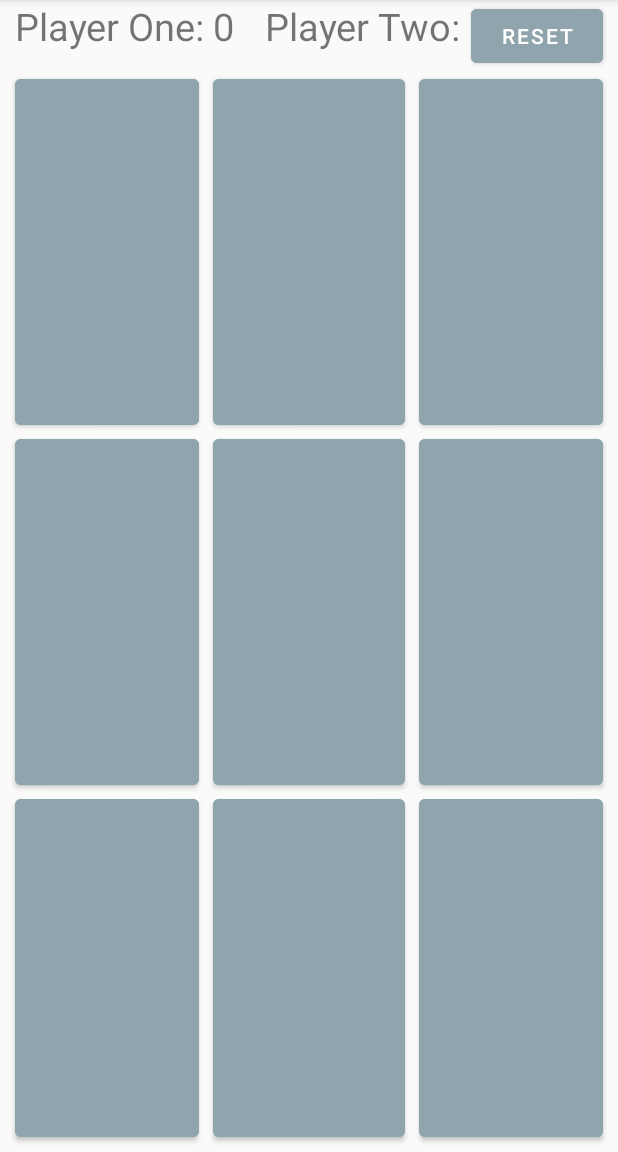
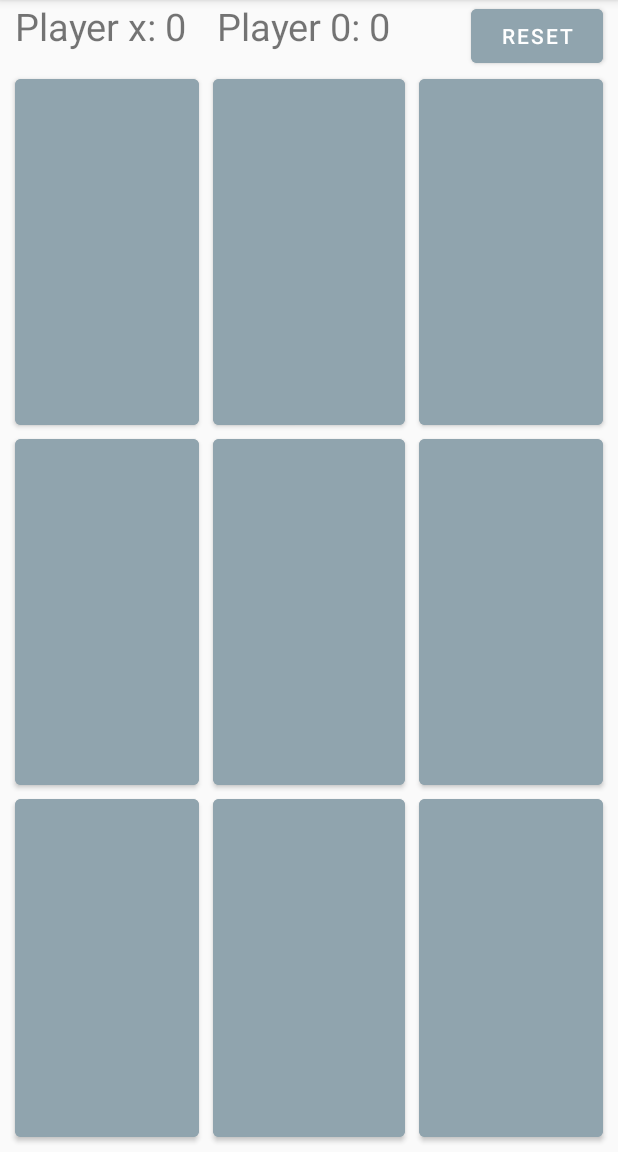
Before and after one commit to Brav9/TicTacToeMVPApp, an Android app: the screen it shows after launch (MainActivity), after a tap on "RESET", on a phone screen of 412 x 824 dp, the part 84-1236 px from its top. Run offline under Robolectric (Android 15) with nearby library versions, the phone set to English and light mode, and no system bars.

```diff
--- /dev/null
+++ b/app/src/main/java/com/hfad/tictactoemvpapp/IContract.java
@@ -0,0 +1,19 @@
+package com.hfad.tictactoemvpapp;
+
+public interface IContract {
+
+    interface IView {
+
+        void  getIDNumber(int someButton);
+    }
+
+    interface IPresenter {
+        void someButtonWasClicked();
+    }
+
+    interface IModel {
+        int getIDButton(int resID);
+
+        void getIDNumber();
+    }
+}
--- a/app/src/main/java/com/hfad/tictactoemvpapp/MainActivity.java
+++ b/app/src/main/java/com/hfad/tictactoemvpapp/MainActivity.java
@@ -10,7 +10,9 @@ import android.widget.Button;
 import android.widget.TextView;
 import android.widget.Toast;
 
-public class MainActivity extends AppCompatActivity implements View.OnClickListener {
+public class MainActivity extends AppCompatActivity implements View.OnClickListener, IContract.IView {
+
+    IContract.IPresenter myMVPPresenter;
 
     private final Button[][] buttons = new Button[3][3];
 
@@ -31,6 +33,9 @@ public class MainActivity extends AppCompatActivity implements View.OnClickListe
 
         textViewPlayer1 = findViewById(R.id.tvPlayer1);
         textViewPlayer2 = findViewById(R.id.tvPlayer2);
+        Button buttonReset = findViewById(R.id.btnReset);
+
+        myMVPPresenter =new Presenter(this);
 
         for (int i = 0; i < 3; i++) {
             for (int j = 0; j < 3; j++) {
@@ -40,7 +45,7 @@ public class MainActivity extends AppCompatActivity implements View.OnClickListe
                 buttons[i][j].setOnClickListener(this);
             }
         }
-        Button buttonReset = findViewById(R.id.btnReset);
+
         buttonReset.setOnClickListener(new View.OnClickListener() {
             @Override
             public void onClick(View view) {
@@ -110,14 +115,14 @@ public class MainActivity extends AppCompatActivity implements View.OnClickListe
 
     private void player1Wins() {
         player1Points++;
-        Toast.makeText(this, "Player One wins!", Toast.LENGTH_SHORT).show();
+        Toast.makeText(this, "Player x wins!", Toast.LENGTH_SHORT).show();
         updatePointsText();
         resetBoard();
     }
 
     private void player2Wins() {
         player2Points++;
-        Toast.makeText(this, "Player Two wins!", Toast.LENGTH_SHORT).show();
+        Toast.makeText(this, "Player 0 wins!", Toast.LENGTH_SHORT).show();
         updatePointsText();
         resetBoard();
     }
@@ -128,8 +133,8 @@ public class MainActivity extends AppCompatActivity implements View.OnClickListe
     }
 
     private void updatePointsText() {
-        textViewPlayer1.setText("Player One: " + player1Points);
-        textViewPlayer2.setText("Player Two: " + player2Points);
+        textViewPlayer1.setText("Player x: " + player1Points);
+        textViewPlayer2.setText("Player 0: " + player2Points);
     }
 
     private void resetBoard() {
@@ -169,4 +174,9 @@ public class MainActivity extends AppCompatActivity implements View.OnClickListe
         player1Turn = savedInstanceState.getBoolean("player1Turn");
 
     }
+
+    @Override
+    public void getIDNumber(int someButton) {
+
+    }
 }
--- /dev/null
+++ b/app/src/main/java/com/hfad/tictactoemvpapp/Presenter.java
@@ -0,0 +1,17 @@
+package com.hfad.tictactoemvpapp;
+
+public class Presenter implements IContract.IPresenter {
+    IContract.IView myMVPView;
+    IContract.IModel myMVPModel;
+
+    public Presenter(IContract.IView myMVPView) {
+        this.myMVPView = myMVPView;
+        this.myMVPModel = new Model();
+    }
+
+    @Override
+    public void someButtonWasClicked() {
+        int someButton = myMVPModel.getIDButton(resID);
+        myMVPView.getIDNumber(someButton);
+    }
+}
--- a/app/src/main/res/layout/activity_main.xml
+++ b/app/src/main/res/layout/activity_main.xml
@@ -17,7 +17,7 @@
             android:layout_height="wrap_content"
             android:layout_marginStart="10dp"
             android:freezesText="true"
-            android:text="Player 1: 0"
+            android:text="Player x: 0"
             android:textSize="25sp" />
 
         <TextView
@@ -27,7 +27,7 @@
             android:layout_marginStart="20dp"
             android:layout_toEndOf="@+id/tvPlayer1"
             android:freezesText="true"
-            android:text="Player 2: 0"
+            android:text="Player 0: 0"
             android:textSize="25sp" />
 
         <Button
```
Also changed, not shown: app/src/main/java/com/hfad/tictactoemvpapp/Model.java (added, +64 -0 lines).
